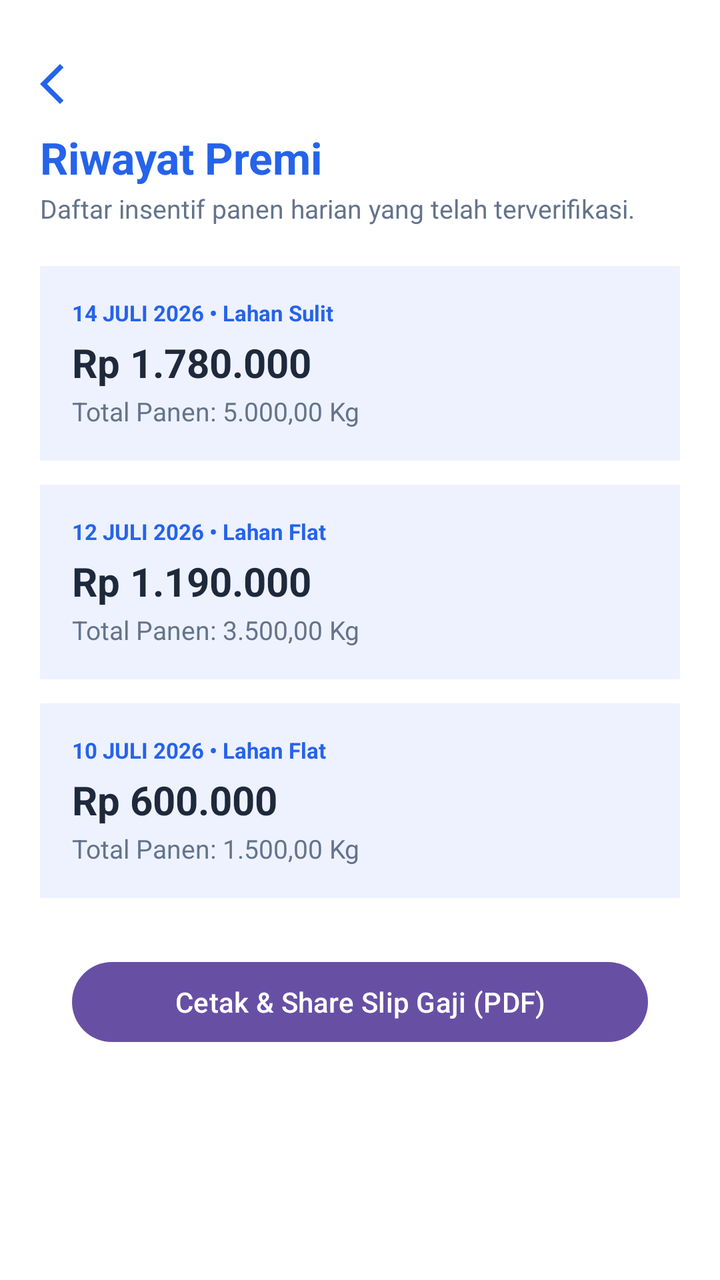
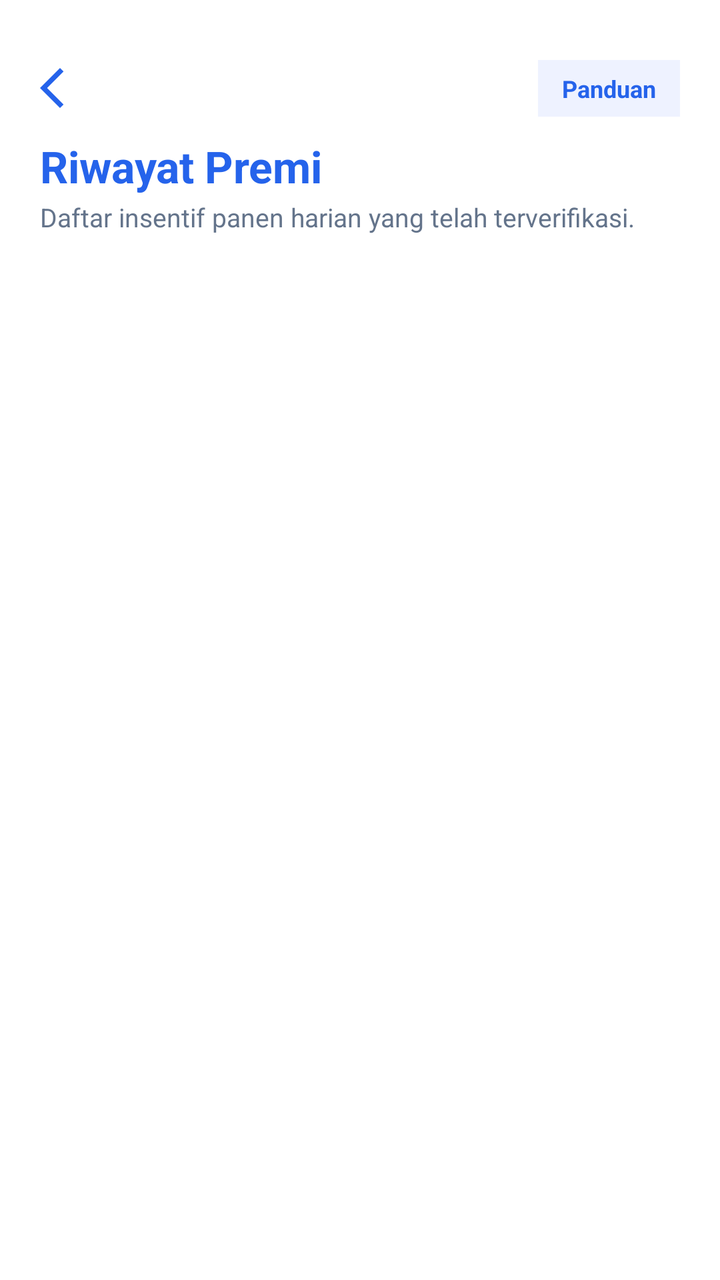

Screens rendered from an Android XML layout before and after an edit, with the pre-edit source and the edit as a unified diff.
<!-- AndroidManifest.xml: application theme Theme.Saturnusmulki -->
<!-- res/layout/activity_riwayat_premi.xml -->
<?xml version="1.0" encoding="utf-8"?>
<LinearLayout xmlns:android="http://schemas.android.com/apk/res/android"
    xmlns:app="http://schemas.android.com/apk/res-auto"
    xmlns:tools="http://schemas.android.com/tools"
    android:layout_width="match_parent"
    android:layout_height="match_parent"
    android:background="#FFFFFF"
    android:orientation="vertical"
    android:padding="20dp"
    tools:context=".sipeka.RiwayatPremiActivity">

    
    <ImageView
        android:id="@+id/btnBack"
        android:layout_width="24dp"
        android:layout_height="24dp"
        android:layout_marginTop="10dp"
        android:contentDescription="Kembali"
        android:src="@drawable/outline_arrow_back_ios_24"
        app:tint="#2563EB" />

    <TextView
        android:layout_width="wrap_content"
        android:layout_height="wrap_content"
        android:layout_marginTop="10dp"
        android:text="Riwayat Premi"
        android:textColor="#2563EB"
        android:textSize="22sp"
        android:textStyle="bold" />

    <TextView
        android:layout_width="wrap_content"
        android:layout_height="wrap_content"
        android:layout_marginTop="2dp"
        android:text="Daftar insentif panen harian yang telah terverifikasi."
        android:textColor="#64748B"
        android:textSize="13sp" />

    <ScrollView
        android:layout_width="match_parent"
        android:layout_height="wrap_content"
        android:layout_marginTop="20dp">

        <LinearLayout
            android:layout_width="match_parent"
            android:layout_height="wrap_content"
            android:orientation="vertical">

            
            <LinearLayout
                android:layout_width="match_parent"
                android:layout_height="wrap_content"
                android:layout_marginBottom="12dp"
                android:background="#EEF2FF"
                android:orientation="vertical"
                android:padding="16dp">

                <TextView
                    android:layout_width="wrap_content"
                    android:layout_height="wrap_content"
                    android:text="14 JULI 2026 • Lahan Sulit"
                    android:textColor="#2563EB"
                    android:textSize="11sp"
                    android:textStyle="bold" />

                <TextView
                    android:layout_width="wrap_content"
                    android:layout_height="wrap_content"
                    android:layout_marginTop="4dp"
                    android:text="Rp 1.780.000"
                    android:textColor="#1E293B"
                    android:textSize="20sp"
                    android:textStyle="bold" />

                <TextView
                    android:layout_width="wrap_content"
                    android:layout_height="wrap_content"
                    android:layout_marginTop="2dp"
                    android:text="Total Panen: 5.000,00 Kg"
                    android:textColor="#64748B"
                    android:textSize="13sp" />
            </LinearLayout>

            
            <LinearLayout
                android:layout_width="match_parent"
                android:layout_height="wrap_content"
                android:layout_marginBottom="12dp"
                android:background="#EEF2FF"
                android:orientation="vertical"
                android:padding="16dp">

                <TextView
                    android:layout_width="wrap_content"
                    android:layout_height="wrap_content"
                    android:text="12 JULI 2026 • Lahan Flat"
                    android:textColor="#2563EB"
                    android:textSize="11sp"
                    android:textStyle="bold" />

                <TextView
                    android:layout_width="wrap_content"
                    android:layout_height="wrap_content"
                    android:layout_marginTop="4dp"
                    android:text="Rp 1.190.000"
                    android:textColor="#1E293B"
                    android:textSize="20sp"
                    android:textStyle="bold" />

                <TextView
                    android:layout_width="wrap_content"
                    android:layout_height="wrap_content"
                    android:layout_marginTop="2dp"
                    android:text="Total Panen: 3.500,00 Kg"
                    android:textColor="#64748B"
                    android:textSize="13sp" />
            </LinearLayout>

            
            <LinearLayout
                android:layout_width="match_parent"
                android:layout_height="wrap_content"
                android:layout_marginBottom="12dp"
                android:background="#EEF2FF"
                android:orientation="vertical"
                android:padding="16dp">

                <TextView
                    android:layout_width="wrap_content"
                    android:layout_height="wrap_content"
                    android:text="10 JULI 2026 • Lahan Flat"
                    android:textColor="#2563EB"
                    android:textSize="11sp"
                    android:textStyle="bold" />

                <TextView
                    android:layout_width="wrap_content"
                    android:layout_height="wrap_content"
                    android:layout_marginTop="4dp"
                    android:text="Rp 600.000"
                    android:textColor="#1E293B"
                    android:textSize="20sp"
                    android:textStyle="bold" />

                <TextView
                    android:layout_width="wrap_content"
                    android:layout_height="wrap_content"
                    android:layout_marginTop="2dp"
                    android:text="Total Panen: 1.500,00 Kg"
                    android:textColor="#64748B"
                    android:textSize="13sp" />
            </LinearLayout>
            <Button
                android:id="@+id/btnPrintPdf"
                android:layout_width="match_parent"
                android:layout_height="wrap_content"
                android:text="Cetak &amp; Share Slip Gaji (PDF)"
                android:layout_margin="16dp" />
        </LinearLayout>
    </ScrollView>
</LinearLayout>
<!-- resources referenced by this layout -->
<resources>
  <!-- drawable outline_arrow_back_ios_24 (drawable) -->
  <vector xmlns:android="http://schemas.android.com/apk/res/android" android:autoMirrored="true" android:height="24dp" android:tint="#000000" android:viewportHeight="960" android:viewportWidth="960" android:width="24dp">
        
      <path android:fillColor="@android:color/white" android:pathData="M400,880L0,480L400,80L471,151L142,480L471,809L400,880Z"/>
      
  </vector>
  <style name="Theme.Saturnusmulki" parent="Base.Theme.Saturnusmulki" />
  <style name="Base.Theme.Saturnusmulki" parent="Theme.Material3.DayNight.NoActionBar">
          
          
      </style>
</resources>

<!-- the commit's change to res/layout/activity_riwayat_premi.xml (unified diff, before → after) -->
@@ -10,14 +10,38 @@
     tools:context=".sipeka.RiwayatPremiActivity">
 
     
-    <ImageView
-        android:id="@+id/btnBack"
-        android:layout_width="24dp"
-        android:layout_height="24dp"
+    <LinearLayout
+        android:layout_width="match_parent"
+        android:layout_height="wrap_content"
         android:layout_marginTop="10dp"
-        android:contentDescription="Kembali"
-        android:src="@drawable/outline_arrow_back_ios_24"
-        app:tint="#2563EB" />
+        android:gravity="center_vertical"
+        android:orientation="horizontal">
+
+        <ImageView
+            android:id="@+id/btnBack"
+            android:layout_width="24dp"
+            android:layout_height="24dp"
+            android:contentDescription="Kembali"
+            android:src="@drawable/outline_arrow_back_ios_24"
+            app:tint="#2563EB" />
+
+        <View
+            android:layout_width="0dp"
+            android:layout_height="1dp"
+            android:layout_weight="1" />
+
+        <TextView
+            android:id="@+id/btnTutorial"
+            android:layout_width="wrap_content"
+            android:layout_height="wrap_content"
+            android:background="#EEF2FF"
+            android:paddingHorizontal="12dp"
+            android:paddingVertical="6dp"
+            android:text="Panduan"
+            android:textColor="#2563EB"
+            android:textSize="12sp"
+            android:textStyle="bold" />
+    </LinearLayout>
 
     <TextView
         android:layout_width="wrap_content"
@@ -36,126 +60,22 @@
         android:textColor="#64748B"
         android:textSize="13sp" />
 
-    <ScrollView
+    
+    <com.google.android.material.tabs.TabLayout
+        android:id="@+id/tab_layout"
         android:layout_width="match_parent"
         android:layout_height="wrap_content"
-        android:layout_marginTop="20dp">
+        android:layout_marginTop="16dp"
+        android:background="#FFFFFF"
+        app:tabIndicatorColor="#2563EB"
+        app:tabSelectedTextColor="#2563EB"
+        app:tabTextColor="#64748B" />
 
-        <LinearLayout
-            android:layout_width="match_parent"
-            android:layout_height="wrap_content"
-            android:orientation="vertical">
+    
+    <androidx.viewpager2.widget.ViewPager2
+        android:id="@+id/view_pager"
+        android:layout_width="match_parent"
+        android:layout_height="0dp"
+        android:layout_weight="1" />
 
-            
-            <LinearLayout
-                android:layout_width="match_parent"
-                android:layout_height="wrap_content"
-                android:layout_marginBottom="12dp"
-                android:background="#EEF2FF"
-                android:orientation="vertical"
-                android:padding="16dp">
-
-                <TextView
-                    android:layout_width="wrap_content"
-                    android:layout_height="wrap_content"
-                    android:text="14 JULI 2026 • Lahan Sulit"
-                    android:textColor="#2563EB"
-                    android:textSize="11sp"
-                    android:textStyle="bold" />
-
-                <TextView
-                    android:layout_width="wrap_content"
-                    android:layout_height="wrap_content"
-                    android:layout_marginTop="4dp"
-                    android:text="Rp 1.780.000"
-                    android:textColor="#1E293B"
-                    android:textSize="20sp"
-                    android:textStyle="bold" />
-
-                <TextView
-                    android:layout_width="wrap_content"
-                    android:layout_height="wrap_content"
-                    android:layout_marginTop="2dp"
-                    android:text="Total Panen: 5.000,00 Kg"
-                    android:textColor="#64748B"
-                    android:textSize="13sp" />
-            </LinearLayout>
-
-            
-            <LinearLayout
-                android:layout_width="match_parent"
-                android:layout_height="wrap_content"
-                android:layout_marginBottom="12dp"
-                android:background="#EEF2FF"
-                android:orientation="vertical"
-                android:padding="16dp">
-
-                <TextView
-                    android:layout_width="wrap_content"
-                    android:layout_height="wrap_content"
-                    android:text="12 JULI 2026 • Lahan Flat"
-                    android:textColor="#2563EB"
-                    android:textSize="11sp"
-                    android:textStyle="bold" />
-
-                <TextView
-                    android:layout_width="wrap_content"
-                    android:layout_height="wrap_content"
-                    android:layout_marginTop="4dp"
-                    android:text="Rp 1.190.000"
-                    android:textColor="#1E293B"
-                    android:textSize="20sp"
-                    android:textStyle="bold" />
-
-                <TextView
-                    android:layout_width="wrap_content"
-                    android:layout_height="wrap_content"
-                    android:layout_marginTop="2dp"
-                    android:text="Total Panen: 3.500,00 Kg"
-                    android:textColor="#64748B"
-                    android:textSize="13sp" />
-            </LinearLayout>
-
-            
-            <LinearLayout
-                android:layout_width="match_parent"
-                android:layout_height="wrap_content"
-                android:layout_marginBottom="12dp"
-                android:background="#EEF2FF"
-                android:orientation="vertical"
-                android:padding="16dp">
-
-                <TextView
-                    android:layout_width="wrap_content"
-                    android:layout_height="wrap_content"
-                    android:text="10 JULI 2026 • Lahan Flat"
-                    android:textColor="#2563EB"
-                    android:textSize="11sp"
-                    android:textStyle="bold" />
-
-                <TextView
-                    android:layout_width="wrap_content"
-                    android:layout_height="wrap_content"
-                    android:layout_marginTop="4dp"
-                    android:text="Rp 600.000"
-                    android:textColor="#1E293B"
-                    android:textSize="20sp"
-                    android:textStyle="bold" />
-
-                <TextView
-                    android:layout_width="wrap_content"
-                    android:layout_height="wrap_content"
-                    android:layout_marginTop="2dp"
-                    android:text="Total Panen: 1.500,00 Kg"
-                    android:textColor="#64748B"
-                    android:textSize="13sp" />
-            </LinearLayout>
-            <Button
-                android:id="@+id/btnPrintPdf"
-                android:layout_width="match_parent"
-                android:layout_height="wrap_content"
-                android:text="Cetak &amp; Share Slip Gaji (PDF)"
-                android:layout_margin="16dp" />
-        </LinearLayout>
-    </ScrollView>
 </LinearLayout>
